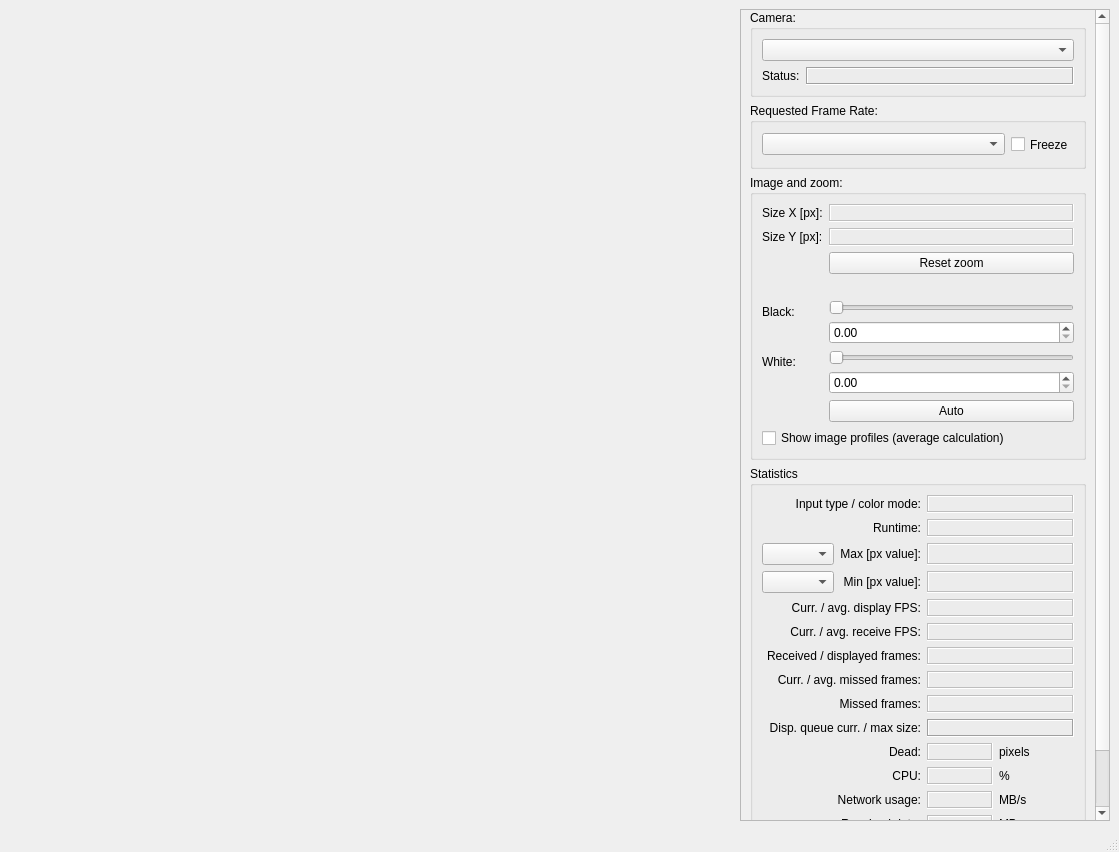
Above: c2dataviewer/ui/imagev.ui from epics-extensions/c2dataviewer before the change. Below: the same form after it.
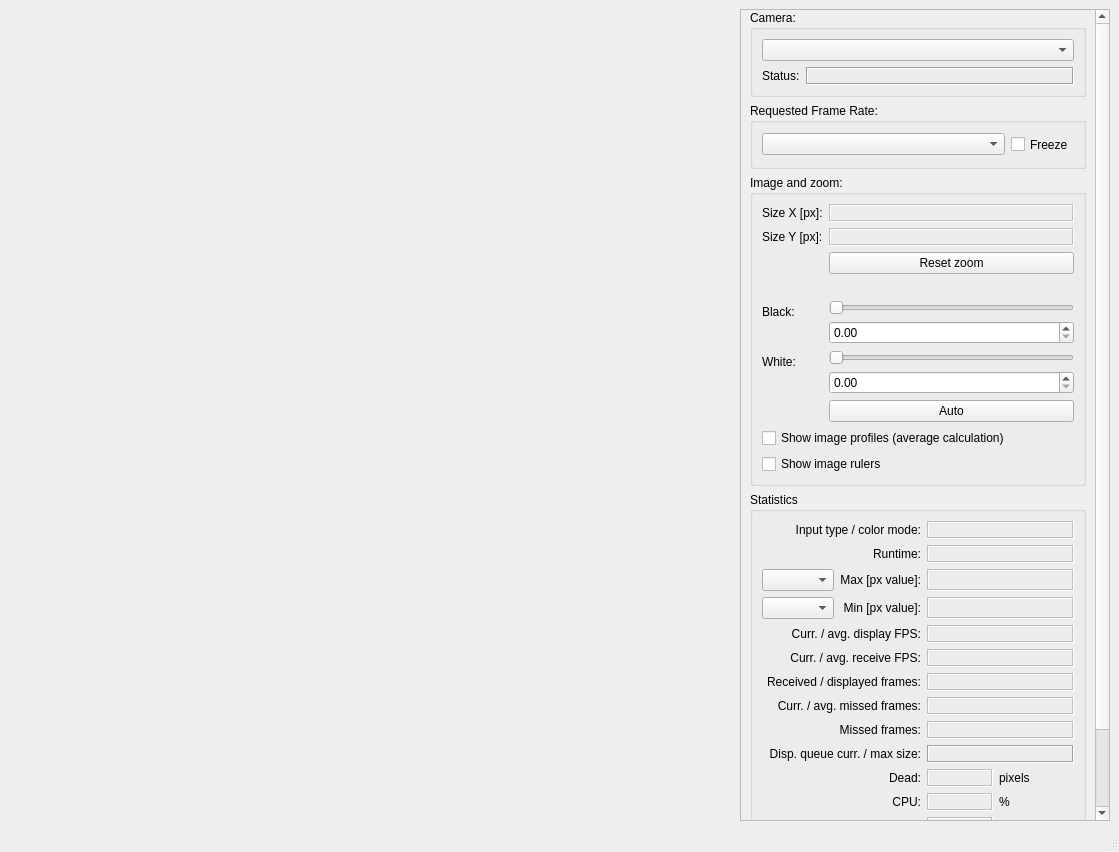
That is the form after the change. Custom widgets are drawn as their Qt base class.

Commit message: Add ability to display image rulers; add roi-mode, which displays permanent rectangle on top of the image

What changed in the file:
```diff
--- a/c2dataviewer/ui/imagev.ui
+++ b/c2dataviewer/ui/imagev.ui
@@ -323,6 +323,16 @@
                 </property>
                </widget>
               </item>
+              <item row="9" column="0" colspan="2">
+               <widget class="QCheckBox" name="cbShowRulers">
+                <property name="enabled">
+                 <bool>true</bool>
+                </property>
+                <property name="text">
+                 <string>Show image rulers</string>
+                </property>
+               </widget>
+              </item>
               <item row="7" column="1">
                <widget class="QPushButton" name="imageAutoAdjust">
                 <property name="text">
```
The commit also changes 5 other files.
